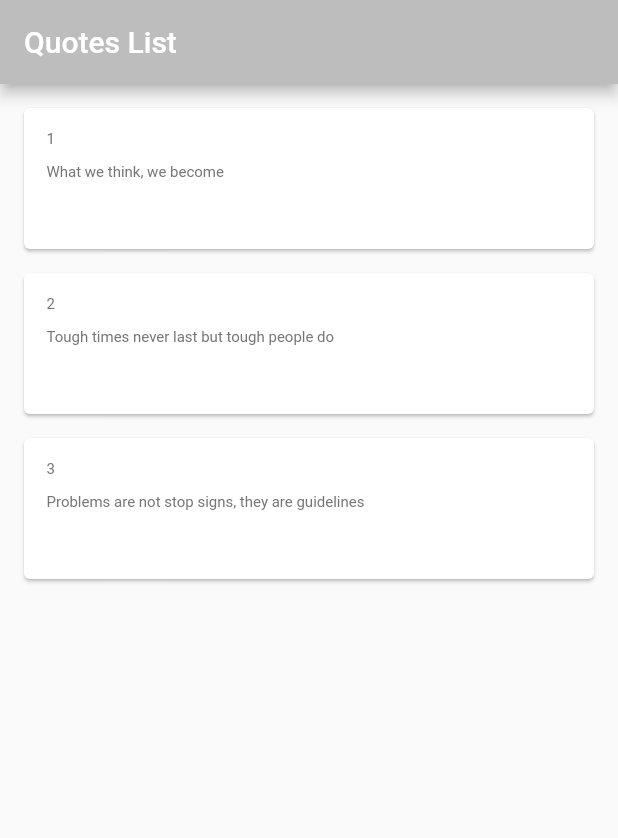
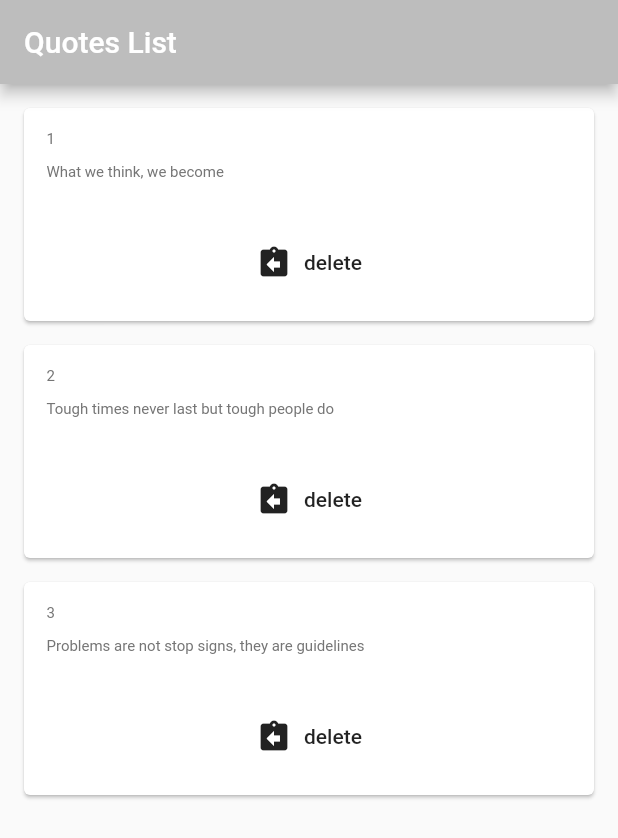
Before and after one commit to 0x4bd0/flutter_lists, a Flutter app: the screen it shows after launch, on a phone screen of 412 x 824 dp. Shown: the top 838 px of the screen. Run offline on Flutter 3.47's test engine with Material 2 defaults, Android fonts, the phone set to English and light mode, and no system bars.

Commit message:
functions as args

```diff
--- a/lib/QuoteCard.dart
+++ b/lib/QuoteCard.dart
@@ -3,7 +3,8 @@
  class QuoteCard extends StatelessWidget {
 
    final Quote quote;
-   QuoteCard({this.quote});
+   final Function delete;
+   QuoteCard({this.quote,this.delete});
 
    Widget build (BuildContext context) {
       return Card(
@@ -25,6 +26,12 @@
            color : Colors.grey[600]
          )),
          SizedBox(height: 30,),
+         FlatButton.icon(
+         onPressed: delete,
+         padding: EdgeInsets.all(5),
+         label : Text('delete'),
+         icon: Icon(Icons.assignment_return_rounded),
+         )
       ],))
     );
    }
--- a/lib/main.dart
+++ b/lib/main.dart
@@ -36,17 +36,16 @@ class _QuoteListState extends State<QuoteList> {
       ),
       body : Column(
          mainAxisAlignment: MainAxisAlignment.start,
-         children: quotes.map((item) {
-          return quoteTemplate(item);
-        }).toList(),
+         children: quotes.map((item) =>
+         QuoteCard(quote: item,
+         delete : () {
+           this.setState(() {
+             quotes.remove(item);
+           });
+         }
+         )
+        ).toList(),
       )
     );
   }
 }
-
-
-  Widget quoteTemplate(quote){
-
-    return QuoteCard(quote: quote);
-
-  }
```
